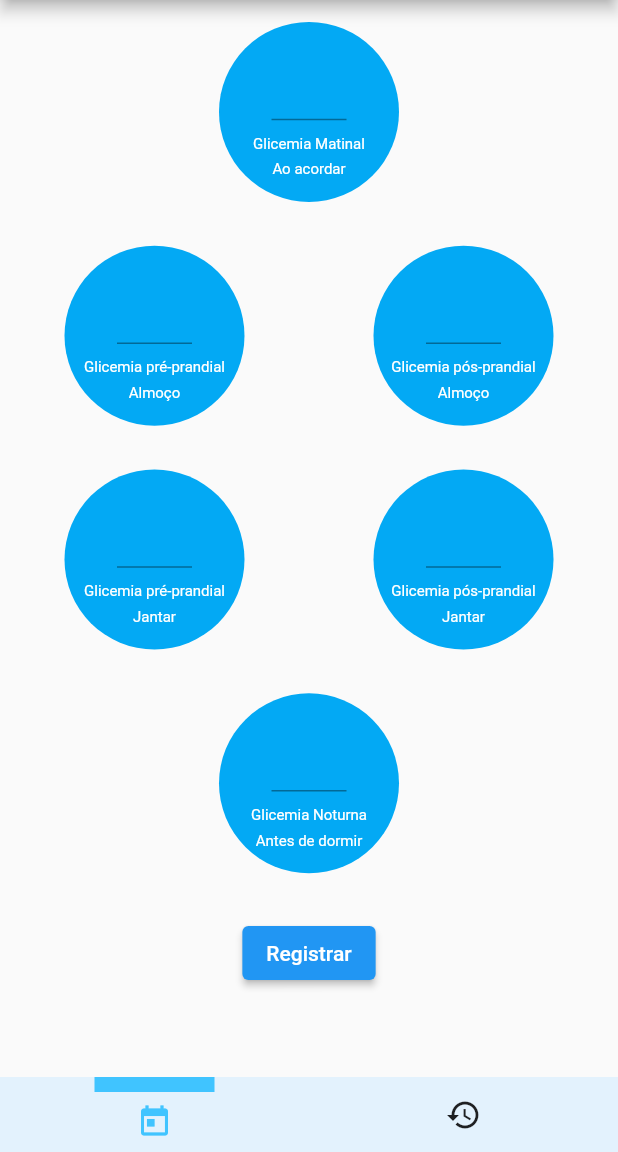
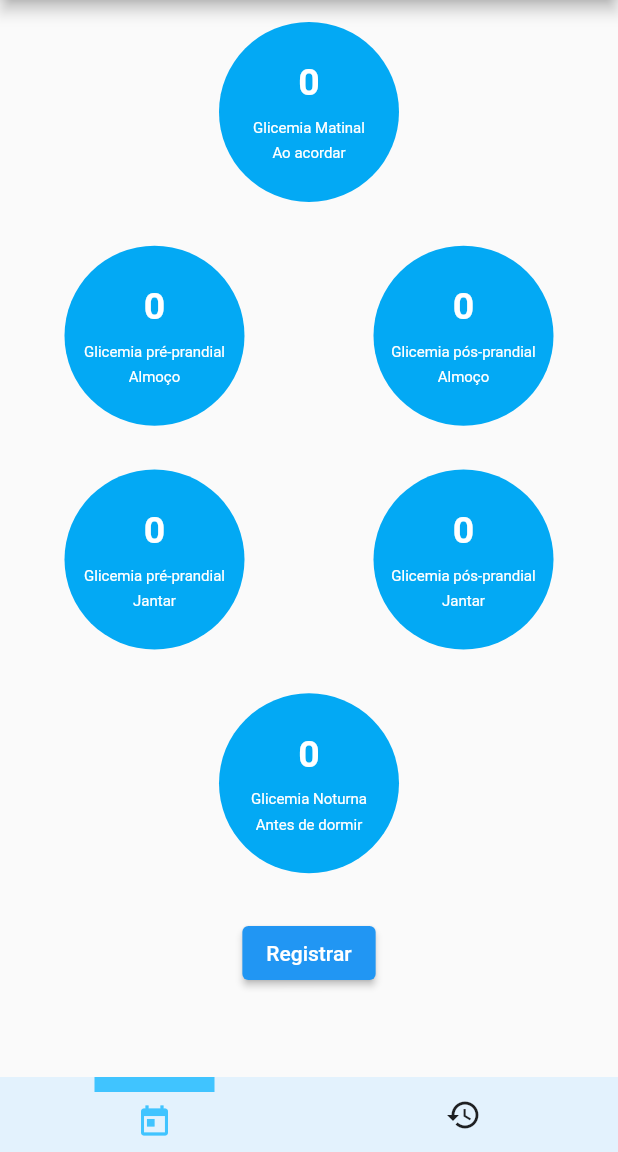
Before and after one commit to RafaBalF/SAG, a Flutter app: the HomePage screen opened by its route, on a phone screen of 412 x 824 dp, the part 84-1236 px from its top. Run offline on Flutter 3.47's test engine with Material 2 defaults, Android fonts, the light colour scheme and no system bars; our stand-ins replace cloud_firestore, firebase_auth, firebase_core, shared_preferences; accounts and stored records are empty.

Commit message:
Add files via upload

```diff
--- a/lib/views/home_page.dart
+++ b/lib/views/home_page.dart
@@ -15,12 +15,12 @@ class HomePage extends StatefulWidget {
 class _HomePageState extends State<HomePage> {
   var formKey1 = GlobalKey<FormState>();
 
-  int glicemiaMatinal = 0;
-  int glicemiaPreAlmoco = 0;
-  int glicemiaPosAlmoco = 0;
-  int glicemiaPreJanta = 0;
-  int glicemiaPosJanta = 0;
-  int glicemiaNoturna = 0;
+  double glicemiaMatinal = 0;
+  double glicemiaPreAlmoco = 0;
+  double glicemiaPosAlmoco = 0;
+  double glicemiaPreJanta = 0;
+  double glicemiaPosJanta = 0;
+  double glicemiaNoturna = 0;
 
   int? controleRegistroHojeDia = 0;
   String? controleRegistroHojeUsuario = '';
@@ -31,8 +31,6 @@ class _HomePageState extends State<HomePage> {
   DateTime date = DateTime.now();
 
   void salvar(BuildContext context) async {
-    final prefs = await SharedPreferences.getInstance();
-
     firestore
         .collection('Glicemia')
         .where('dia', isEqualTo: date.day)
@@ -41,7 +39,7 @@ class _HomePageState extends State<HomePage> {
         .where('uid', isEqualTo: auth.currentUser!.uid)
         .get()
         .then(
-      (querySnapshot) {
+      (querySnapshot) async {
         print("Successfully completed");
         print('documetno2 ${querySnapshot.docs.isEmpty}');
 
@@ -74,6 +72,14 @@ class _HomePageState extends State<HomePage> {
 
             formKey1.currentState?.reset();
 
+            final prefs = await SharedPreferences.getInstance();
+            await prefs.remove('fatorMatinal');
+            await prefs.remove('fatorPreAlmoco');
+            await prefs.remove('fatorPosAlmoco');
+            await prefs.remove('fatorPreJanta');
+            await prefs.remove('fatorPosJanta');
+            await prefs.remove('fatorNoturna');
+
             showDialog(
               context: context,
               builder: (_) {
@@ -88,10 +94,6 @@ class _HomePageState extends State<HomePage> {
       },
       onError: (e) => print("Error completing: $e"),
     );
-
-    await prefs.remove('controleRegistroHoje');
-    await prefs.remove('controleRegistroHojeDia');
-    await prefs.remove('controleRegistroHojeUsuario');
   }
 
   void logout(BuildContext context) async {
@@ -99,6 +101,12 @@ class _HomePageState extends State<HomePage> {
       final prefs = await SharedPreferences.getInstance();
 
       await prefs.remove('autoLogin');
+      await prefs.remove('fatorMatinal');
+      await prefs.remove('fatorPreAlmoco');
+      await prefs.remove('fatorPosAlmoco');
+      await prefs.remove('fatorPreJanta');
+      await prefs.remove('fatorPosJanta');
+      await prefs.remove('fatorNoturna');
 
       await auth.signOut();
 
@@ -107,8 +115,22 @@ class _HomePageState extends State<HomePage> {
     } catch (e) {}
   }
 
+  getGlicemia() async {
+    final prefs = await SharedPreferences.getInstance();
+
+    setState(() {
+      glicemiaMatinal = prefs.getDouble('fatorMatinal') ?? 0;
+      glicemiaPreAlmoco = prefs.getDouble('fatorPreAlmoco') ?? 0;
+      glicemiaPosAlmoco = prefs.getDouble('fatorPosAlmoco') ?? 0;
+      glicemiaPreJanta = prefs.getDouble('fatorPreJanta') ?? 0;
+      glicemiaPosJanta = prefs.getDouble('fatorPosJanta') ?? 0;
+      glicemiaNoturna = prefs.getDouble('fatorNoturna') ?? 0;
+    });
+  }
+
   @override
   Widget build(BuildContext context) {
+    getGlicemia();
     return Scaffold(
         appBar: AppBar(
           leading: Image.asset(
@@ -140,28 +162,28 @@ class _HomePageState extends State<HomePage> {
               child: Column(
                 mainAxisAlignment: MainAxisAlignment.spaceAround,
                 children: [
-                  bolinhaDosValores(
-                      context, matinal(), 'Glicemia Matinal', 'Ao acordar'),
+                  bolinhaDosValores(context, glicemiaMatinal,
+                      'Glicemia Matinal', 'Ao acordar', 'matinal'),
                   Row(
                     mainAxisAlignment: MainAxisAlignment.spaceAround,
                     children: [
-                      bolinhaDosValores(context, preAlmoco(),
-                          'Glicemia pré-prandial', 'Almoço'),
-                      bolinhaDosValores(context, posAlmoco(),
-                          'Glicemia pós-prandial', 'Almoço'),
+                      bolinhaDosValores(context, glicemiaPreAlmoco,
+                          'Glicemia pré-prandial', 'Almoço', 'preAlmoco'),
+                      bolinhaDosValores(context, glicemiaPosAlmoco,
+                          'Glicemia pós-prandial', 'Almoço', 'posAlmoco'),
                     ],
                   ),
                   Row(
                     mainAxisAlignment: MainAxisAlignment.spaceAround,
                     children: [
-                      bolinhaDosValores(context, preJanta(),
-                          'Glicemia pré-prandial', 'Jantar'),
-                      bolinhaDosValores(context, posJanta(),
-                          'Glicemia pós-prandial', 'Jantar'),
+                      bolinhaDosValores(context, glicemiaPreJanta,
+                          'Glicemia pré-prandial', 'Jantar', 'preJanta'),
+                      bolinhaDosValores(context, glicemiaPosJanta,
+                          'Glicemia pós-prandial', 'Jantar', 'posJanta'),
                     ],
                   ),
-                  bolinhaDosValores(context, noturna(), 'Glicemia Noturna',
-                      'Antes de dormir'),
+                  bolinhaDosValores(context, glicemiaNoturna,
+                      'Glicemia Noturna', 'Antes de dormir', 'noturna'),
                   ElevatedButton(
                       onPressed: () {
                         salvar(context);
@@ -182,12 +204,8 @@ class _HomePageState extends State<HomePage> {
               Container(
                 width: 80,
                 decoration: BoxDecoration(
-                  // color: Colors.lightBlueAccent,
                   border: Border(
-                    // bottom: BorderSide(color: Colors.black, width: 2),
                     top: BorderSide(color: Colors.lightBlueAccent, width: 10),
-                    // left: BorderSide(color: Colors.black, width: 2),
-                    // right: BorderSide(color: Colors.black, width: 2),
                   ),
                 ),
                 child: IconButton(
@@ -214,8 +232,12 @@ class _HomePageState extends State<HomePage> {
         ));
   }
 
-  Container bolinhaDosValores(context, SizedBox glicemia, rotina, refeicao) {
-    return Container(
+  GestureDetector bolinhaDosValores(
+      context, glicemiaValue, rotina, refeicao, fator) {
+    return GestureDetector(
+      onTap: () =>
+          Navigator.of(context).pushNamed('/calculo', arguments: fator),
+      child: Container(
         height: 120,
         width: 120,
         decoration: BoxDecoration(
@@ -226,7 +248,14 @@ class _HomePageState extends State<HomePage> {
           child: Column(
             mainAxisAlignment: MainAxisAlignment.center,
             children: [
-            glicemia,
+              Text(
+                '${glicemiaValue.toStringAsFixed(0) ?? ''}',
+                style: TextStyle(
+                  fontWeight: FontWeight.bold,
+                  fontSize: 25,
+                  color: Colors.white,
+                ),
+              ),
               SizedBox(
                 height: 10,
               ),
@@ -236,6 +265,7 @@ class _HomePageState extends State<HomePage> {
               ),
               prandial(refeicao),
             ],
+          ),
         ),
       ),
     );
@@ -264,139 +294,4 @@ class _HomePageState extends State<HomePage> {
       ),
     );
   }
-
-  SizedBox matinal() {
-    return SizedBox(
-      height: 50,
-      width: 50,
-      child: TextFormField(
-          style: TextStyle(
-            fontWeight: FontWeight.bold,
-            fontSize: 25,
-            color: Colors.white,
-          ),
-          keyboardType: TextInputType.number,
-          onSaved: (value) {
-            if (value == null || value.isEmpty) {
-              value = '0';
 }
-            glicemiaMatinal = int.parse(value);
-          }),
-    );
-  }
-
-  SizedBox preAlmoco() {
-    return SizedBox(
-      height: 50,
-      width: 50,
-      child: TextFormField(
-          style: TextStyle(
-            fontWeight: FontWeight.bold,
-            fontSize: 25,
-            color: Colors.white,
-          ),
-          keyboardType: TextInputType.number,
-          onSaved: (value) {
-            if (value == null || value.isEmpty) {
-              value = '0';
-            }
-            glicemiaPreAlmoco = int.parse(value);
-          }),
-    );
-  }
-
-  SizedBox posAlmoco() {
-    return SizedBox(
-      height: 50,
-      width: 50,
-      child: TextFormField(
-          style: TextStyle(
-            fontWeight: FontWeight.bold,
-            fontSize: 25,
-            color: Colors.white,
-          ),
-          keyboardType: TextInputType.number,
-          onSaved: (value) {
-            if (value == null || value.isEmpty) {
-              value = '0';
-            }
-            glicemiaPosAlmoco = int.parse(value);
-          }),
-    );
-  }
-
-  SizedBox preJanta() {
-    return SizedBox(
-      height: 50,
-      width: 50,
-      child: TextFormField(
-          style: TextStyle(
-            fontWeight: FontWeight.bold,
-            fontSize: 25,
-            color: Colors.white,
-          ),
-          keyboardType: TextInputType.number,
-          onSaved: (value) {
-            if (value == null || value.isEmpty) {
-              value = '0';
-            }
-            glicemiaPreJanta = int.parse(value);
-          }),
-    );
-  }
-
-  SizedBox posJanta() {
-    return SizedBox(
-      height: 50,
-      width: 50,
-      child: TextFormField(
-          style: TextStyle(
-            fontWeight: FontWeight.bold,
-            fontSize: 25,
-            color: Colors.white,
-          ),
-          keyboardType: TextInputType.number,
-          onSaved: (value) {
-            if (value == null || value.isEmpty) {
-              value = '0';
-            }
-            glicemiaPosJanta = int.parse(value);
-          }),
-    );
-  }
-
-  SizedBox noturna() {
-    return SizedBox(
-      height: 50,
-      width: 50,
-      child: TextFormField(
-          style: TextStyle(
-            fontWeight: FontWeight.bold,
-            fontSize: 25,
-            color: Colors.white,
-          ),
-          keyboardType: TextInputType.number,
-          onSaved: (value) {
-            if (value == null || value.isEmpty) {
-              value = '0';
-            }
-            glicemiaNoturna = int.parse(value);
-          }),
-    );
-  }
-}
-
-
-
-// RichText valoresGlicemia(glicemia) {
-//   return RichText(
-//     text: TextSpan(
-//       text: glicemia,
-//       style: TextStyle(
-//         fontWeight: FontWeight.bold,
-//         fontSize: 40,
-//         color: Colors.white,
-//       ),
-//     ),
-//   );
-// }
--- a/lib/views/login_page.dart
+++ b/lib/views/login_page.dart
@@ -160,7 +160,7 @@ class _LoginPageState extends State<LoginPage> {
                     Text('Não tem uma conta?'),
                     TextButton(
                         onPressed: () => Navigator.of(context)
-                            .pushReplacementNamed('/cadastro'),
+                            .pushNamed('/cadastro'),
                         child: Text('Registre-se')),
                   ],
                 )
```
Also changed, not shown: lib/main.dart (+3 -8 lines), lib/views/calculo_page.dart (added, +372 -0 lines), lib/views/historico_page.dart (+17 -8 lines), lib/views/update_page.dart (+6 -6 lines). Lines whose indentation alone changed are shown as unchanged.
